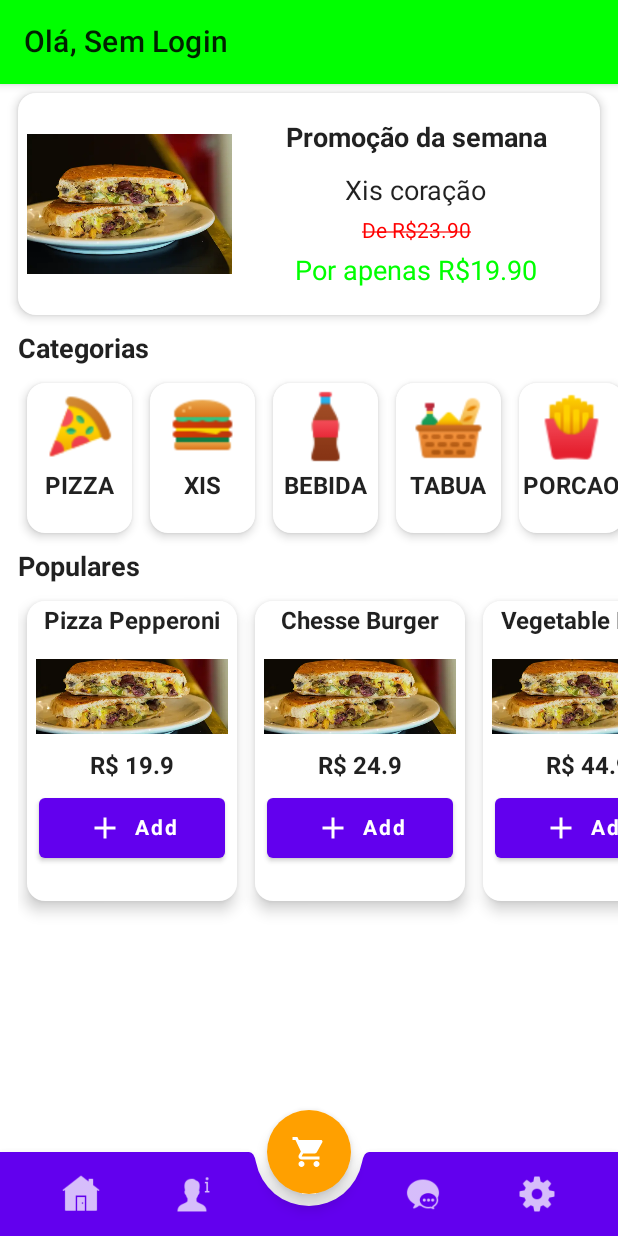
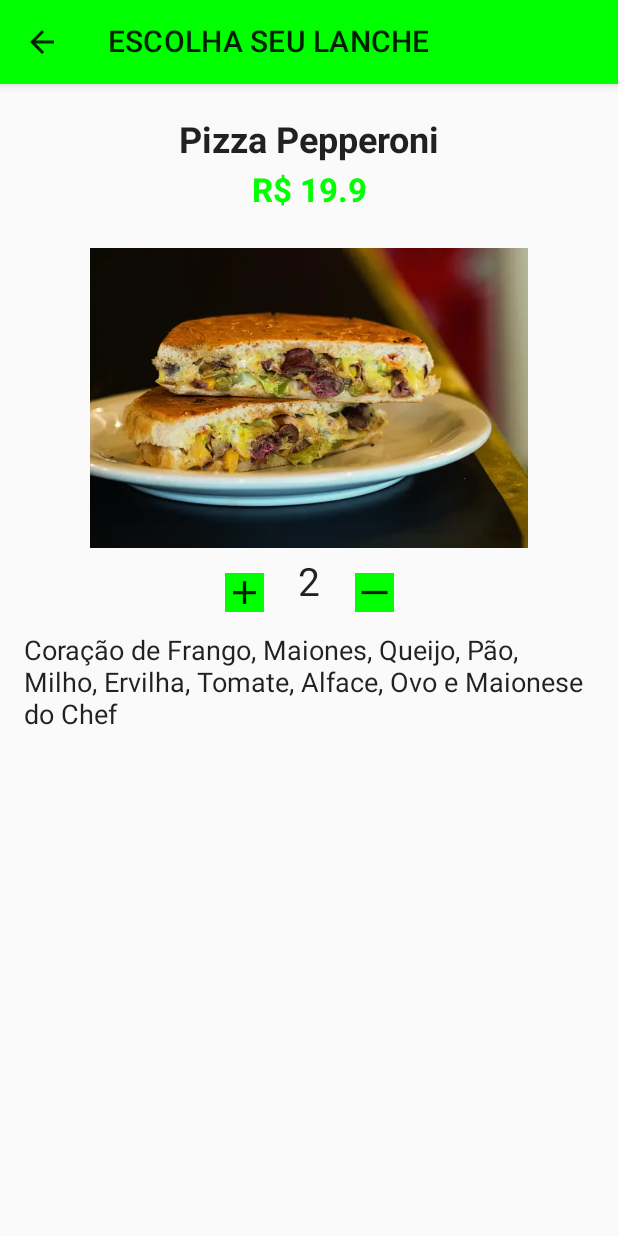
Before and after one commit to MiltonDevSis/iChef, an Android app built with Jetpack Compose: the DashboardActivity screen opened directly, with no data from a screen before it, after a tap on "Pizza Pepperoni", on a phone screen of 412 x 824 dp. Run offline under Robolectric (Android 15) with nearby library versions, the phone set to English and light mode, and no system bars; our stand-ins replace Dagger/Hilt's generated code.

Commit message:
Protótipo da tela de escolha de lanche

```diff
--- a/app/src/main/AndroidManifest.xml
+++ b/app/src/main/AndroidManifest.xml
@@ -62,5 +62,11 @@
             android:theme="@style/Theme.Design.Light"
             android:screenOrientation="portrait">
         </activity>
+        <activity
+            android:name=".presentation.presentation.dashboard.launch.LaunchScreenActivity"
+            android:exported="false"
+            android:theme="@style/Theme.Design.Light"
+            android:screenOrientation="portrait">
+        </activity>
     </application>
 </manifest>
--- a/app/src/main/java/com/mpfcoding/ichef_app/presentation/presentation/dashboard/DashboardActivity.kt
+++ b/app/src/main/java/com/mpfcoding/ichef_app/presentation/presentation/dashboard/DashboardActivity.kt
@@ -27,6 +27,7 @@ import com.mpfcoding.ichef_app.presentation.presentation.dashboard.components.Po
 import com.mpfcoding.ichef_app.presentation.presentation.dashboard.components.PromoDayComponent
 import com.mpfcoding.ichef_app.presentation.presentation.dashboard.components.menuapp.AppBar
 import com.mpfcoding.ichef_app.presentation.presentation.dashboard.components.menuapp.MyBottomAppBarComponent
+import com.mpfcoding.ichef_app.presentation.presentation.dashboard.launch.LaunchScreenActivity
 import com.mpfcoding.ichef_app.presentation.presentation.dashboard.settings.SettingsActivity
 import com.mpfcoding.ichef_app.presentation.theme.IChef_appTheme
 import dagger.hilt.android.AndroidEntryPoint
@@ -134,8 +135,17 @@ class DashboardActivity : ComponentActivity() {
                                     modifier = Modifier.padding(start = 12.dp, top = 6.dp)
                                 )
 
-                                PopularOrdersComponent(onItemClick = {
+                                PopularOrdersComponent(onItemClick = { popularLaunch ->
 
+                                    val intent = Intent(
+                                        this@DashboardActivity,
+                                        LaunchScreenActivity::class.java
+                                    ).apply {
+                                        putExtra("popularLaunchId", popularLaunch.productId)
+                                        putExtra("popularLaunchName", popularLaunch.productName)
+                                        putExtra("popularLaunchPrice", popularLaunch.productPrice)
+                                    }
+                                    startActivity(intent)
                                 })
 
                                 Text(
--- a/app/src/main/java/com/mpfcoding/ichef_app/presentation/presentation/dashboard/components/PopularOrdersComponent.kt
+++ b/app/src/main/java/com/mpfcoding/ichef_app/presentation/presentation/dashboard/components/PopularOrdersComponent.kt
@@ -2,9 +2,7 @@ package com.mpfcoding.ichef_app.presentation.presentation.dashboard.components
 
 import androidx.compose.foundation.Image
 import androidx.compose.foundation.layout.Column
-import androidx.compose.foundation.layout.Row
 import androidx.compose.foundation.layout.Spacer
-import androidx.compose.foundation.layout.fillMaxWidth
 import androidx.compose.foundation.layout.height
 import androidx.compose.foundation.layout.padding
 import androidx.compose.foundation.layout.size
@@ -12,19 +10,12 @@ import androidx.compose.foundation.layout.width
 import androidx.compose.foundation.lazy.LazyRow
 import androidx.compose.foundation.lazy.items
 import androidx.compose.foundation.shape.RoundedCornerShape
-import androidx.compose.material.Button
-import androidx.compose.material.ButtonDefaults
 import androidx.compose.material.Card
 import androidx.compose.material.ExperimentalMaterialApi
-import androidx.compose.material.Icon
-import androidx.compose.material.MaterialTheme
 import androidx.compose.material.Text
-import androidx.compose.material.icons.Icons
-import androidx.compose.material.icons.filled.Add
 import androidx.compose.runtime.Composable
 import androidx.compose.ui.Alignment
 import androidx.compose.ui.Modifier
-import androidx.compose.ui.graphics.Color
 import androidx.compose.ui.layout.ContentScale
 import androidx.compose.ui.res.painterResource
 import androidx.compose.ui.text.font.FontWeight
@@ -68,7 +59,7 @@ fun PopularOrdersComponent(
                 modifier = Modifier
                     .padding(6.dp)
                     .width(140.dp)
-                    .height(200.dp),
+                    .height(140.dp),
                 elevation = 6.dp,
                 shape = RoundedCornerShape(12.dp),
                 onClick = { onItemClick(item) }
@@ -98,29 +89,6 @@ fun PopularOrdersComponent(
                         modifier = Modifier
                             .align(Alignment.CenterHorizontally)
                     )
-
-                    Button(
-                        onClick = { },
-                        modifier = Modifier
-                            .padding(8.dp)
-                            .fillMaxWidth(),
-                        colors = ButtonDefaults.buttonColors(backgroundColor = MaterialTheme.colors.primary)
-                    ) {
-                        Row(verticalAlignment = Alignment.CenterVertically) {
-                            Icon(
-                                imageVector = Icons.Filled.Add,
-                                contentDescription = null,
-                                tint = Color.White,
-                                modifier = Modifier.padding(end = 8.dp)
-                            )
-                            Text(
-                                text = "Add",
-                                color = Color.White,
-                                fontWeight = FontWeight.Bold
-                            )
-                        }
-                    }
-
                 }
             }
         }
--- /dev/null
+++ b/app/src/main/java/com/mpfcoding/ichef_app/presentation/presentation/dashboard/launch/LaunchScreenActivity.kt
@@ -0,0 +1,163 @@
+package com.mpfcoding.ichef_app.presentation.presentation.dashboard.launch
+
+import android.annotation.SuppressLint
+import android.os.Bundle
+import androidx.activity.ComponentActivity
+import androidx.activity.compose.setContent
+import androidx.compose.foundation.Image
+import androidx.compose.foundation.background
+import androidx.compose.foundation.layout.Arrangement
+import androidx.compose.foundation.layout.Column
+import androidx.compose.foundation.layout.Row
+import androidx.compose.foundation.layout.Spacer
+import androidx.compose.foundation.layout.fillMaxSize
+import androidx.compose.foundation.layout.fillMaxWidth
+import androidx.compose.foundation.layout.height
+import androidx.compose.foundation.layout.padding
+import androidx.compose.foundation.layout.size
+import androidx.compose.foundation.layout.width
+import androidx.compose.material.Icon
+import androidx.compose.material.IconButton
+import androidx.compose.material.Text
+import androidx.compose.material.TopAppBar
+import androidx.compose.material.icons.Icons
+import androidx.compose.material.icons.filled.Add
+import androidx.compose.material.icons.filled.ArrowBack
+import androidx.compose.ui.Alignment
+import androidx.compose.ui.Modifier
+import androidx.compose.ui.graphics.Color
+import androidx.compose.ui.res.painterResource
+import androidx.compose.ui.text.TextStyle
+import androidx.compose.ui.text.font.FontWeight
+import androidx.compose.ui.text.style.TextAlign
+import androidx.compose.ui.unit.dp
+import androidx.compose.ui.unit.sp
+import com.mpfcoding.ichef_app.R
+import com.mpfcoding.ichef_app.core.utils.TOOLBAR_COLOR
+import com.mpfcoding.ichef_app.core.utils.TOOLBAR_CONTENT_COLOR
+import com.mpfcoding.ichef_app.core.utils.fromHex
+import com.mpfcoding.ichef_app.framework.cache.SharedPrefs
+import com.mpfcoding.ichef_app.presentation.theme.IChef_appTheme
+import dagger.hilt.android.AndroidEntryPoint
+import javax.inject.Inject
+
+@AndroidEntryPoint
+class LaunchScreenActivity : ComponentActivity() {
+
+    @Inject
+    lateinit var sharedPrefs: SharedPrefs
+
+    //private val viewModel: MainViewModel by viewModels()
+
+    @SuppressLint("CoroutineCreationDuringComposition")
+    override fun onCreate(savedInstanceState: Bundle?) {
+
+        val productInt: Int? = intent.extras?.getInt("popularLaunchId")
+        val productName: String? = intent.extras?.getString("popularLaunchName")
+        val productPrice: Double? = intent.extras?.getDouble("popularLaunchPrice")
+
+        super.onCreate(savedInstanceState)
+        setContent {
+            IChef_appTheme {
+                TopAppBar(
+                    title = { Text(text = "ESCOLHA SEU LANCHE") },
+                    backgroundColor = Color.fromHex(TOOLBAR_COLOR),
+                    contentColor = Color.fromHex(TOOLBAR_CONTENT_COLOR),
+                    navigationIcon = {
+                        IconButton(onClick = {
+                            finish()
+                        }) {
+                            Icon(
+                                imageVector = Icons.Filled.ArrowBack,
+                                contentDescription = null
+                            )
+                        }
+                    }
+                )
+                Column(
+                    modifier = Modifier
+                        .fillMaxSize()
+                        .padding(top = 80.dp, start = 16.dp, end = 16.dp, bottom = 16.dp)
+                ) {
+                    Text(
+                        text = "$productName",
+                        modifier = Modifier.fillMaxWidth(),
+                        textAlign = TextAlign.Center,
+                        style = TextStyle(
+                            fontSize = 24.sp,
+                            fontWeight = FontWeight.Bold
+                        )
+                    )
+
+                    Text(
+                        text = "R$ $productPrice",
+                        modifier = Modifier
+                            .fillMaxWidth()
+                            .padding(top = 6.dp),
+                        textAlign = TextAlign.Center,
+                        style = TextStyle(
+                            fontSize = 22.sp,
+                            fontWeight = FontWeight.Bold,
+                            color = Color.Green
+                        )
+                    )
+                    Spacer(modifier = Modifier.size(25.dp))
+                    Image(
+                        painter = painterResource(id = R.drawable.xis_coracao),
+                        contentDescription = null,
+                        modifier = Modifier
+                            .fillMaxWidth()
+                            .height(200.dp)
+                    )
+                    Spacer(modifier = Modifier.size(8.dp))
+                    Row(
+                        modifier = Modifier
+                            .fillMaxWidth()
+                            .height(42.dp),
+                        horizontalArrangement = Arrangement.Center
+                    ) {
+                        IconButton(onClick = {
+
+                        }) {
+                            Icon(
+                                imageVector = Icons.Filled.Add,
+                                contentDescription = null,
+                                modifier = Modifier
+                                    .width(26.dp)
+                                    .height(26.dp)
+                                    .background(Color.Green)
+                            )
+                        }
+                        Spacer(modifier = Modifier.size(12.dp))
+                        Text(
+                            text = "2",
+                            style = TextStyle(
+                                fontSize = 26.sp
+                            )
+                        )
+                        Spacer(modifier = Modifier.size(12.dp))
+                        IconButton(onClick = {
+
+                        }) {
+                            Icon(
+                                painter = painterResource(R.drawable.ic_remove),
+                                contentDescription = null,
+                                modifier = Modifier
+                                    .width(26.dp)
+                                    .height(26.dp)
+                                    .background(Color.Green)
+                            )
+                        }
+                    }
+                    Spacer(modifier = Modifier.size(8.dp))
+                    Text(
+                        text = "Coração de Frango, Maiones, Queijo, Pão, Milho, Ervilha, Tomate, Alface, Ovo e Maionese do Chef",
+                        style = TextStyle(
+                            fontSize = 18.sp
+                        )
+                    )
+                }
+            }
+        }
+    }
+}
--- /dev/null
+++ b/app/src/main/res/drawable/ic_remove.xml
@@ -0,0 +1,6 @@
+<vector android:height="24dp" android:tint="#000000"
+    android:viewportHeight="24" android:viewportWidth="24"
+    android:width="24dp" xmlns:android="http://schemas.android.com/apk/res/android">
+    <path android:fillColor="@android:color/white"
+        android:fillType="evenOdd" android:pathData="M4,11h16v2h-16z"/>
+</vector>
```
